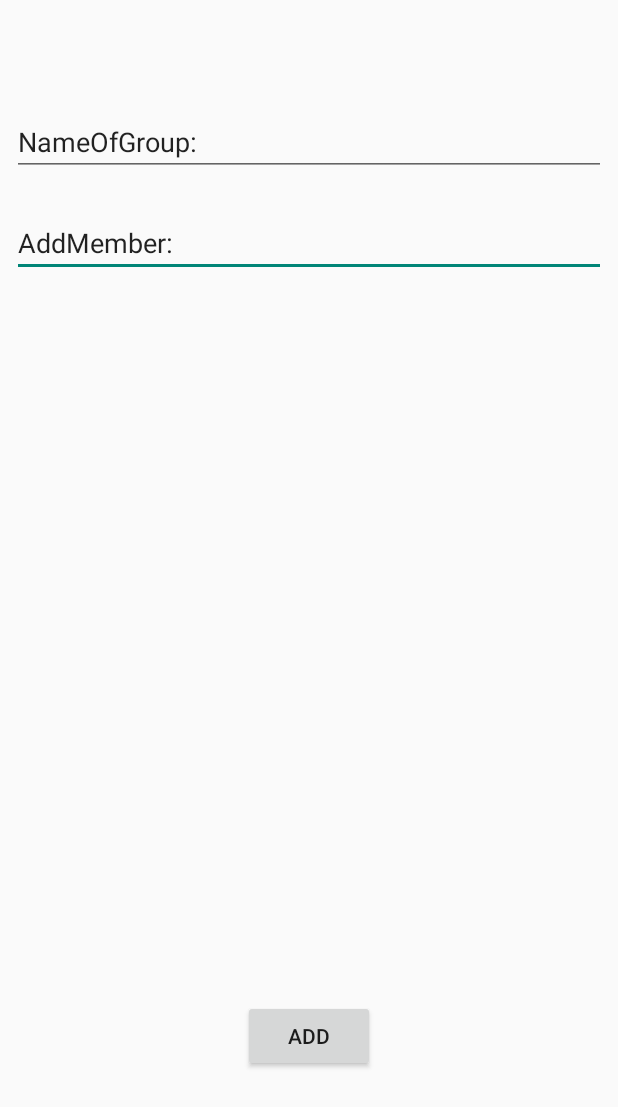
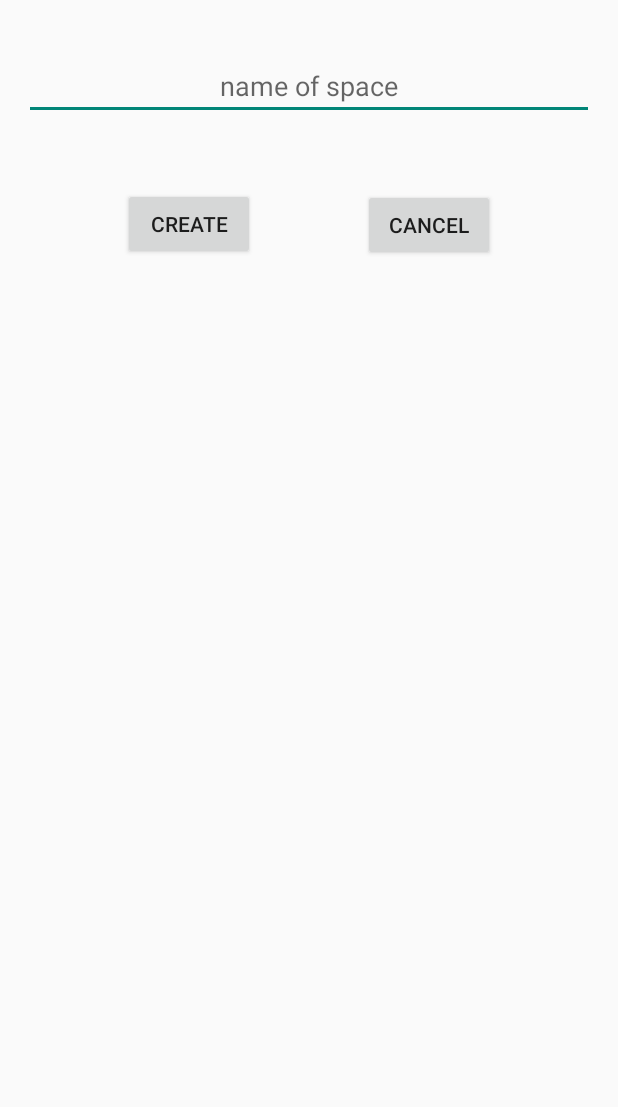
Before and after one commit to TeamPhich/Ddl-mobileapp, an Android app: the layout add_a_space.xml on its own in the app's theme, with its tools: preview values and no code run, on a phone screen of 412 x 824 dp. Shown: the top 1107 px of the screen. Run offline under Robolectric (Android 15) with nearby library versions, the phone set to English and light mode, and no system bars.

Commit message:
chua bat su kien dc dialog vs listview

```diff
--- a/app/src/main/AndroidManifest.xml
+++ b/app/src/main/AndroidManifest.xml
@@ -12,6 +12,7 @@
         android:supportsRtl="true"
         android:theme="@style/AppTheme"
         android:usesCleartextTraffic="true">
+        <activity android:name=".ui.dialog_space"></activity>
         <activity android:name=".ui.dashboard">
             <intent-filter>
                 <action android:name="android.intent.action.MAIN" />
@@ -24,9 +25,7 @@
         <!-- android:configChanges="orientation|keyboardHidden|screenSize" -->
         <!-- android:label="@string/title_activity_sign_up" -->
         <!-- android:theme="@style/FullscreenTheme" /> -->
-        <activity android:name=".ui.MainActivity">
-
-        </activity>
+        <activity android:name=".ui.MainActivity"></activity>
     </application>
 
 </manifest>
--- a/app/src/main/res/layout/add_a_space.xml
+++ b/app/src/main/res/layout/add_a_space.xml
@@ -2,44 +2,55 @@
 <androidx.constraintlayout.widget.ConstraintLayout xmlns:android="http://schemas.android.com/apk/res/android"
     xmlns:app="http://schemas.android.com/apk/res-auto"
     xmlns:tools="http://schemas.android.com/tools"
+    android:id="@+id/create_a_space"
     android:layout_width="match_parent"
-    android:layout_height="match_parent">
+    android:layout_height="wrap_content">
 
     <EditText
-        android:id="@+id/add_member"
+        android:id="@+id/name_space"
         android:layout_width="0dp"
         android:layout_height="wrap_content"
-        android:layout_marginStart="8dp"
-        android:layout_marginTop="22dp"
-        android:layout_marginEnd="8dp"
+        android:layout_marginStart="16dp"
+        android:layout_marginTop="16dp"
+        android:layout_marginEnd="16dp"
+        android:layout_marginBottom="16dp"
         android:ems="10"
+        android:gravity="center"
+        android:hint="name of space"
         android:inputType="textPersonName"
-        android:text="AddMember:"
+        app:layout_constraintBottom_toBottomOf="parent"
         app:layout_constraintEnd_toEndOf="parent"
+        app:layout_constraintHorizontal_bias="0.0"
         app:layout_constraintStart_toStartOf="parent"
-        app:layout_constraintTop_toBottomOf="@+id/name_group" />
-
-    <EditText
-        android:id="@+id/name_group"
-        android:layout_width="0dp"
-        android:layout_height="wrap_content"
-        android:layout_marginStart="8dp"
-        android:layout_marginTop="72dp"
-        android:layout_marginEnd="8dp"
-        android:ems="10"
-        android:inputType="textPersonName"
-        android:text="NameOfGroup:"
-        app:layout_constraintEnd_toEndOf="parent"
-        app:layout_constraintStart_toStartOf="parent"
-        app:layout_constraintTop_toTopOf="parent" />
+        app:layout_constraintTop_toTopOf="parent"
+        app:layout_constraintVertical_bias="0.166" />
 
     <Button
-        android:id="@+id/button"
+        android:id="@+id/create"
         android:layout_width="wrap_content"
         android:layout_height="wrap_content"
-        android:layout_marginBottom="109dp"
-        android:text="Add"
+        android:layout_marginStart="32dp"
+        android:layout_marginTop="44dp"
+        android:layout_marginEnd="22dp"
+        android:layout_marginBottom="16dp"
+        android:text="create"
+        app:layout_constraintBottom_toBottomOf="parent"
+        app:layout_constraintEnd_toStartOf="@+id/cancel"
+        app:layout_constraintStart_toStartOf="parent"
+        app:layout_constraintTop_toBottomOf="@+id/name_space" />
+
+    <Button
+        android:id="@+id/cancel"
+        android:layout_width="wrap_content"
+        android:layout_height="wrap_content"
+        android:layout_marginTop="46dp"
+        android:layout_marginEnd="32dp"
+        android:layout_marginBottom="16dp"
+        android:text="cancel"
         app:layout_constraintBottom_toBottomOf="parent"
         app:layout_constraintEnd_toEndOf="parent"
-        app:layout_constraintStart_toStartOf="parent" />
+        app:layout_constraintStart_toEndOf="@+id/create"
+        app:layout_constraintTop_toBottomOf="@+id/name_space"
+        app:layout_constraintVertical_bias="0.0" />
+
 </androidx.constraintlayout.widget.ConstraintLayout>
--- a/app/src/main/res/layout/item_space.xml
+++ b/app/src/main/res/layout/item_space.xml
@@ -3,13 +3,16 @@
     android:layout_width="match_parent"
     xmlns:tools="http://schemas.android.com/tools"
     xmlns:app="http://schemas.android.com/apk/res-auto"
-    android:layout_height="match_parent">
+    android:layout_height="wrap_content">
+
     <ImageView
         android:id="@+id/image"
         android:layout_width="66dp"
         android:layout_height="73dp"
         android:layout_marginStart="16dp"
         android:layout_marginTop="16dp"
+        android:layout_marginBottom="16dp"
+        app:layout_constraintBottom_toBottomOf="parent"
         app:layout_constraintStart_toStartOf="parent"
         app:layout_constraintTop_toTopOf="parent" />
 
--- a/app/src/main/res/menu/menu_space.xml
+++ b/app/src/main/res/menu/menu_space.xml
@@ -4,5 +4,5 @@
     tools:showIn="navigation_view">
     <item android:icon="@drawable/ic_add"
         android:id="@+id/add_space"
-        android:title="add a space"/>
+        android:title="create a space"/>
 </menu>
```
Also changed, not shown: app/src/main/java/com/TeamPhich/deadline/ui/dashboard.kt (+58 -3 lines), app/src/main/java/com/TeamPhich/deadline/ui/dialog_space.kt (added, +19 -0 lines), app/src/main/res/layout-v21/activiy_showmenu.xml (+21 -5 lines), app/src/main/res/layout/activity_dialog_space.xml (added, +9 -0 lines), app/src/main/res/layout/activity_showmenu_bottom.xml (deleted, +0 -32 lines), app/src/main/res/layout/item_group.xml (+6 -3 lines).
